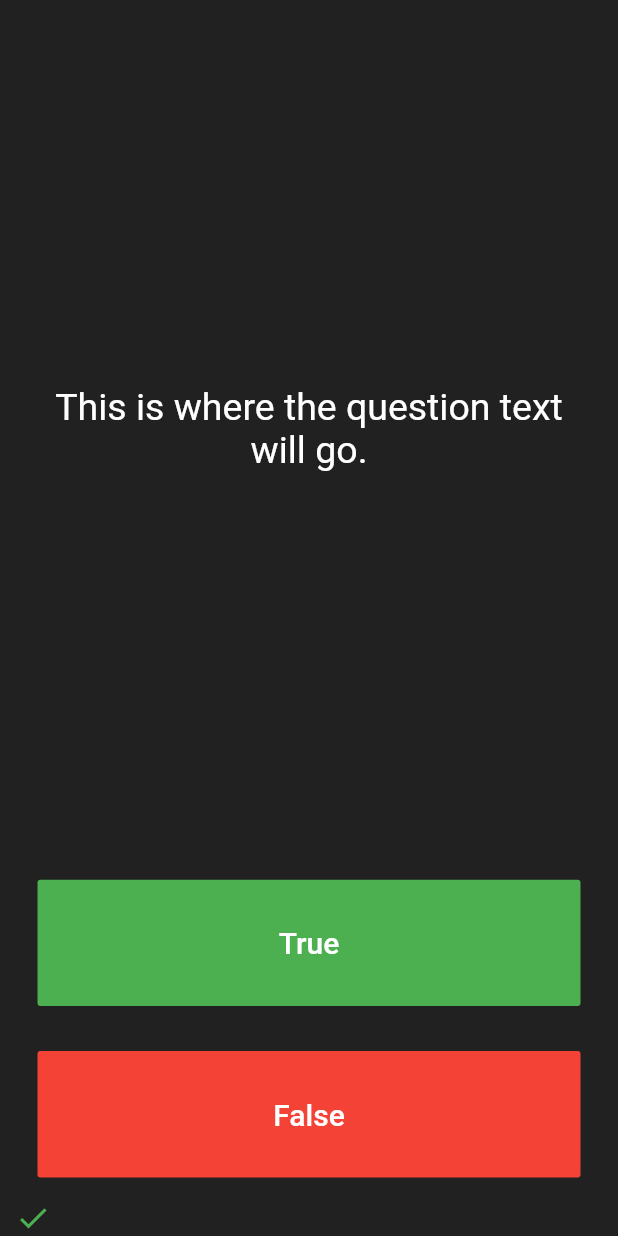
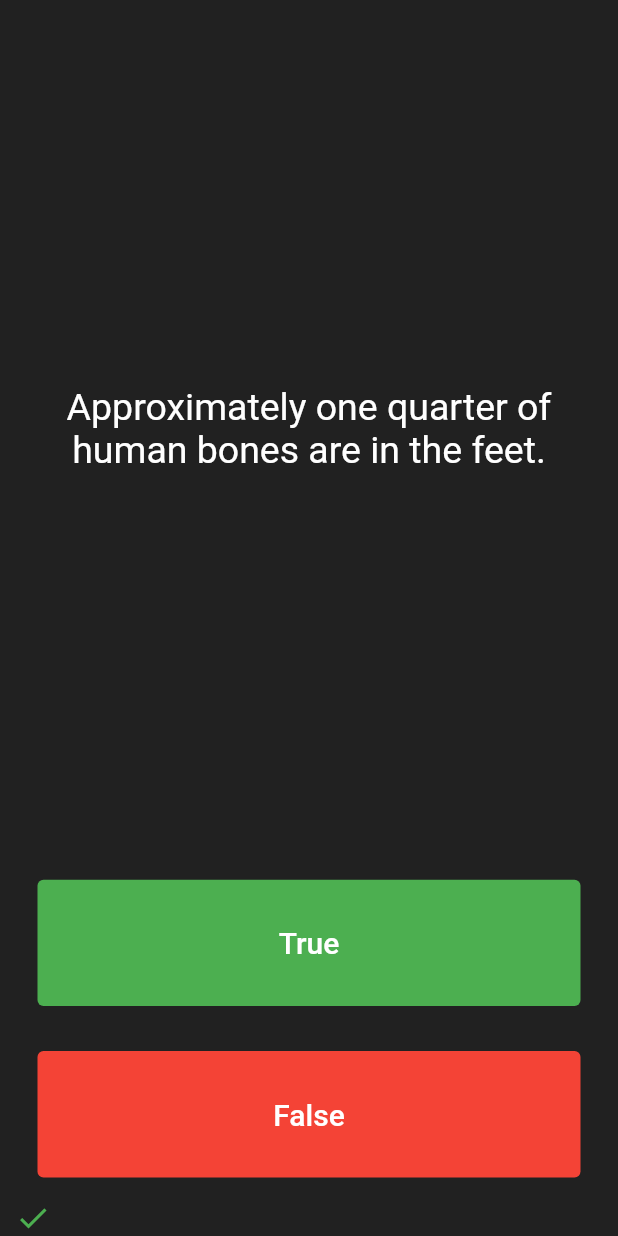
Before and after one commit to vijayprmar/quizzler-flutter-master, a Flutter app: the screen it shows after launch, after a tap on "True", on a phone screen of 412 x 824 dp. Run offline on Flutter 3.47's test engine with Material 2 defaults, Android fonts, the phone set to English and light mode, and no system bars.

Commit message:
Added minor change

```diff
--- a/quizzler-flutter-master/lib/main.dart
+++ b/quizzler-flutter-master/lib/main.dart
@@ -26,6 +26,12 @@ class QuizPage extends StatefulWidget {
 
 class _QuizPageState extends State<QuizPage> {
   List<Icon> scoreKeeper = [];
+  List<String> questions = [
+    'You can lead a cow down stairs but not up stairs.',
+    'Approximately one quarter of human bones are in the feet.',
+    'A slug\'s blood is green.'
+  ];
+  int questionNumber = 0;
   @override
   Widget build(BuildContext context) {
     return Column(
@@ -38,7 +44,7 @@ class _QuizPageState extends State<QuizPage> {
             padding: EdgeInsets.all(10.0),
             child: Center(
               child: Text(
-                'This is where the question text will go.',
+                questions[questionNumber],
                 textAlign: TextAlign.center,
                 style: TextStyle(
                   fontSize: 25.0,
@@ -51,9 +57,9 @@ class _QuizPageState extends State<QuizPage> {
         Expanded(
           child: Padding(
             padding: EdgeInsets.all(15.0),
-            child: FlatButton(
-              textColor: Colors.white,
-              color: Colors.green,
+            child: TextButton(
+              style: ButtonStyle(
+                  backgroundColor: MaterialStateProperty.all(Colors.green)),
               child: Text(
                 'True',
                 style: TextStyle(
@@ -63,6 +69,7 @@ class _QuizPageState extends State<QuizPage> {
               ),
               onPressed: () {
                 setState(() {
+                  questionNumber++;
                   scoreKeeper.add(Icon(Icons.check, color: Colors.green));
                 });
               },
@@ -72,8 +79,9 @@ class _QuizPageState extends State<QuizPage> {
         Expanded(
           child: Padding(
             padding: EdgeInsets.all(15.0),
-            child: FlatButton(
-              color: Colors.red,
+            child: TextButton(
+              style: ButtonStyle(
+                  backgroundColor: MaterialStateProperty.all(Colors.red)),
               child: Text(
                 'False',
                 style: TextStyle(
@@ -83,6 +91,7 @@ class _QuizPageState extends State<QuizPage> {
               ),
               onPressed: () {
                 setState(() {
+                  questionNumber++;
                   scoreKeeper.add(Icon(Icons.close, color: Colors.red));
                 });
               },
```
